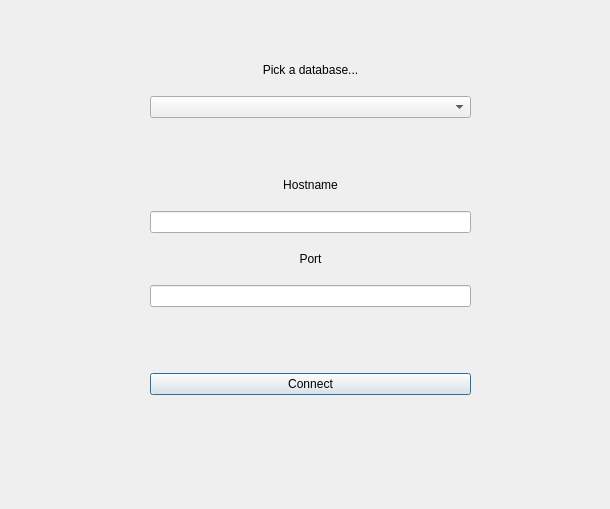
This is ui/databaseaccesswindow.ui in MoisesAPC/PPP as Qt 5 draws it before an edit. The edited form follows.
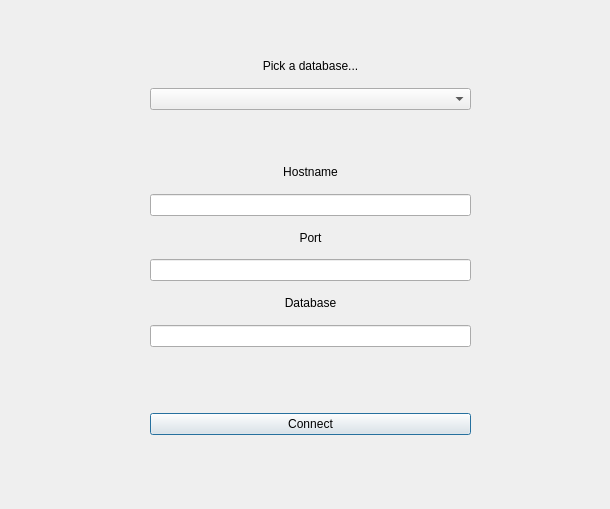
This is the edited form.

Commit message: add database name variable

```diff
--- a/ui/databaseaccesswindow.ui
+++ b/ui/databaseaccesswindow.ui
@@ -29,7 +29,7 @@
        <x>130</x>
        <y>40</y>
        <width>321</width>
-       <height>345</height>
+       <height>385</height>
       </rect>
      </property>
      <layout class="QVBoxLayout" name="vlAccess">
@@ -91,6 +91,19 @@
       <item>
        <widget class="QLineEdit" name="lePort"/>
       </item>
+      <item>
+       <widget class="QLabel" name="labelDatabaseName">
+        <property name="text">
+         <string>Database</string>
+        </property>
+        <property name="alignment">
+         <set>Qt::AlignmentFlag::AlignCenter</set>
+        </property>
+       </widget>
+      </item>
+      <item>
+       <widget class="QLineEdit" name="leDatabaseName"/>
+      </item>
       <item>
        <spacer name="spacer1_2">
         <property name="orientation">
```
The commit also changes 1 other file.
